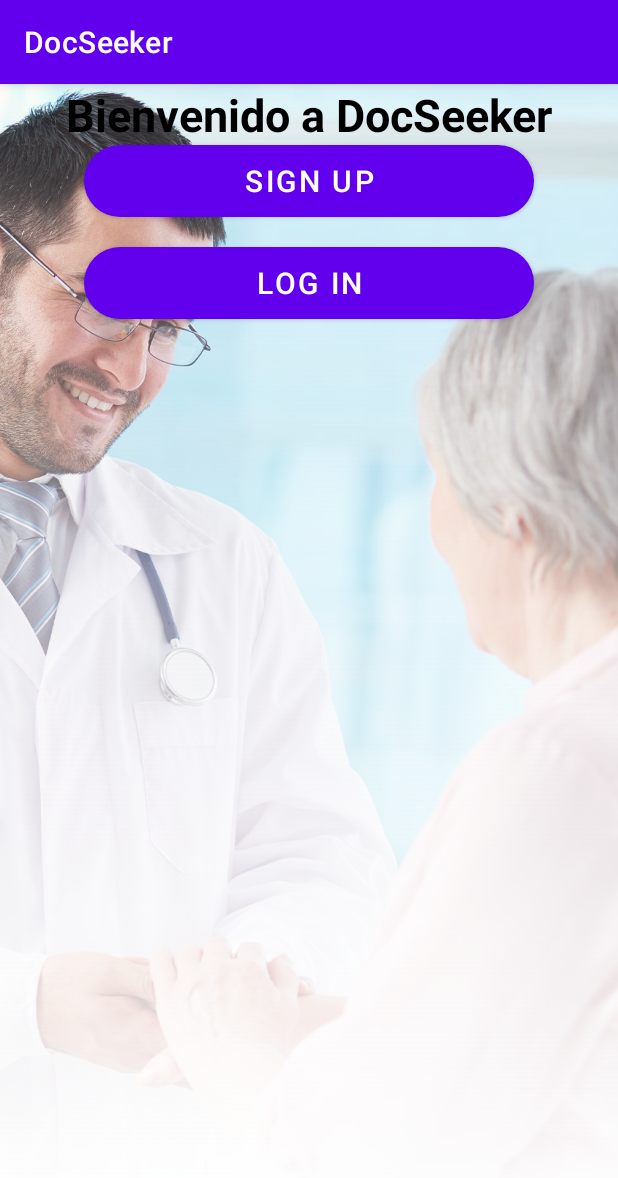
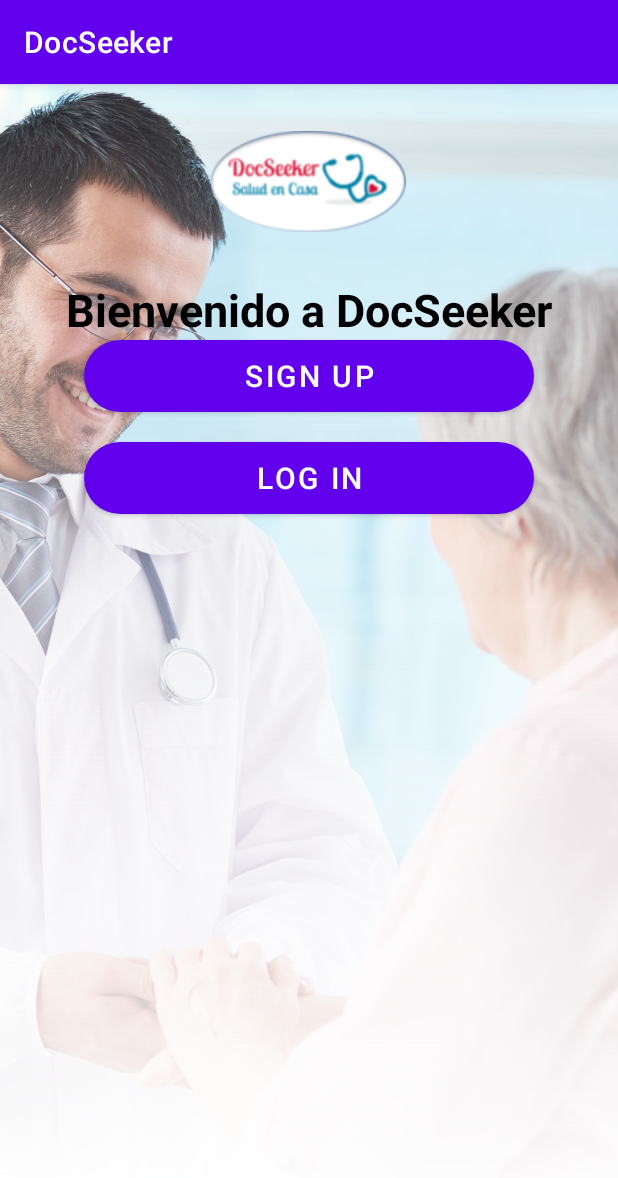
Before and after one commit to Desarrollo-de-Soluciones-IoT/Mobile-Aplication, an Android app: the screen it shows after launch (MainActivity), on a phone screen of 412 x 824 dp. Shown: the top 1178 px of the screen. Run offline under Robolectric (Android 15) with nearby library versions, the phone set to English and light mode, and no system bars.

Commit message:
Add logo

```diff
--- a/app/src/main/res/layout/activity_main.xml
+++ b/app/src/main/res/layout/activity_main.xml
@@ -25,6 +25,14 @@
         android:layout_width="match_parent"
         android:layout_height="match_parent"
         android:orientation="vertical">
+
+        <ImageView
+            android:layout_width="130dp"
+            android:layout_height="130dp"
+            android:layout_gravity="center"
+            android:src="@drawable/logo"
+            android:scaleType="fitCenter"
+            android:contentDescription="DocSeeker logo"/>
 
         <TextView
             android:layout_width="match_parent"
```
